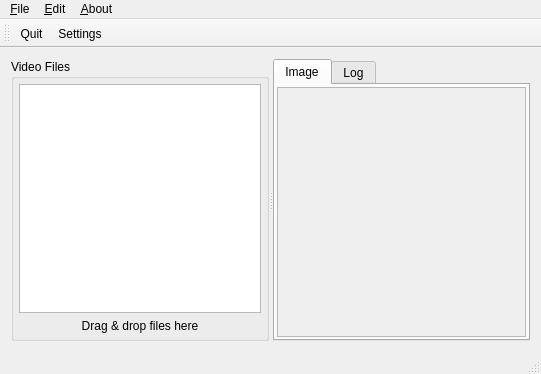
First picture: the form in src/mainwindow.ui, repository wahibre/qmtn, before the edit.
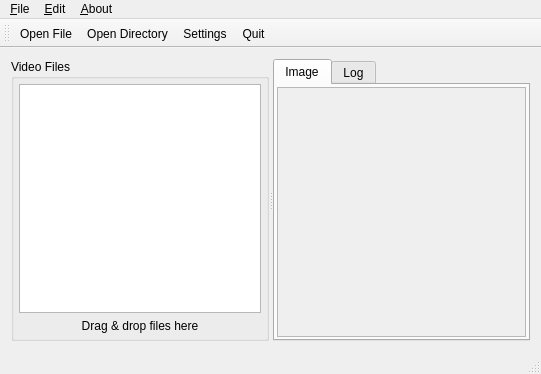
Second picture: the form after the edit. Icons and pictures are not drawn. Custom widgets are drawn as their Qt base class.

What changed in the file:
```diff
--- a/src/mainwindow.ui
+++ b/src/mainwindow.ui
@@ -209,8 +209,10 @@
    <attribute name="toolBarBreak">
     <bool>false</bool>
    </attribute>
-   <addaction name="action_Quit"/>
+   <addaction name="actionOpenFile"/>
+   <addaction name="actionOpenDirectory"/>
    <addaction name="action_Settings"/>
+   <addaction name="action_Quit"/>
   </widget>
   <widget class="QStatusBar" name="statusBar"/>
   <action name="action_Settings">
```
Left out of the diff: 17 changed lines with no effect on the pictures.
